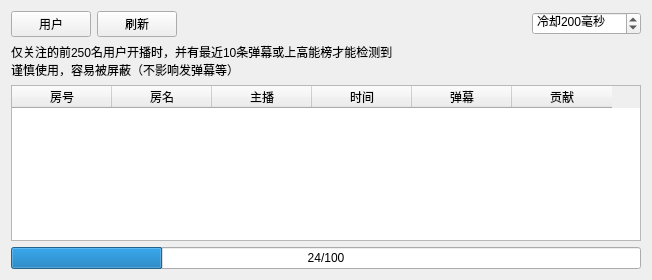
Qt form widgets/catchyouwidget.ui (iwxyi/Bilibili-MagicalDanmaku) before a commit.
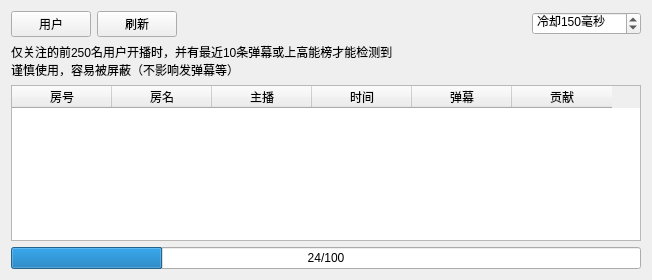
The same form after that commit.

Commit message: 通过实测降低冷却值至150ms

```diff
--- a/widgets/catchyouwidget.ui
+++ b/widgets/catchyouwidget.ui
@@ -61,7 +61,7 @@
         <number>250</number>
        </property>
        <property name="value">
-        <number>200</number>
+        <number>150</number>
        </property>
       </widget>
      </item>
```
The commit also changes 1 other file.
